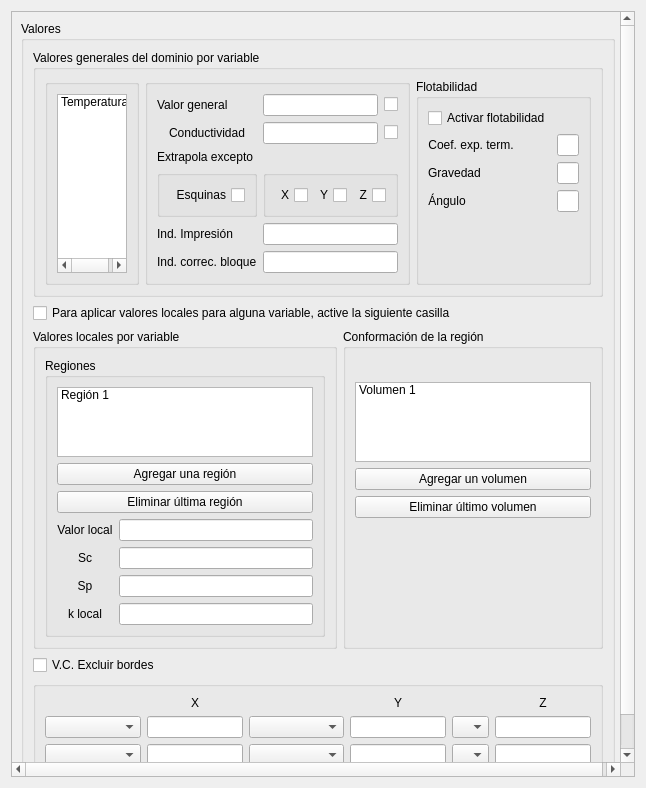
Before: the Qt Designer form values_window/ui/values_window.ui in luisdavidrodm/PrePRODIC3D, drawn with Qt 5.
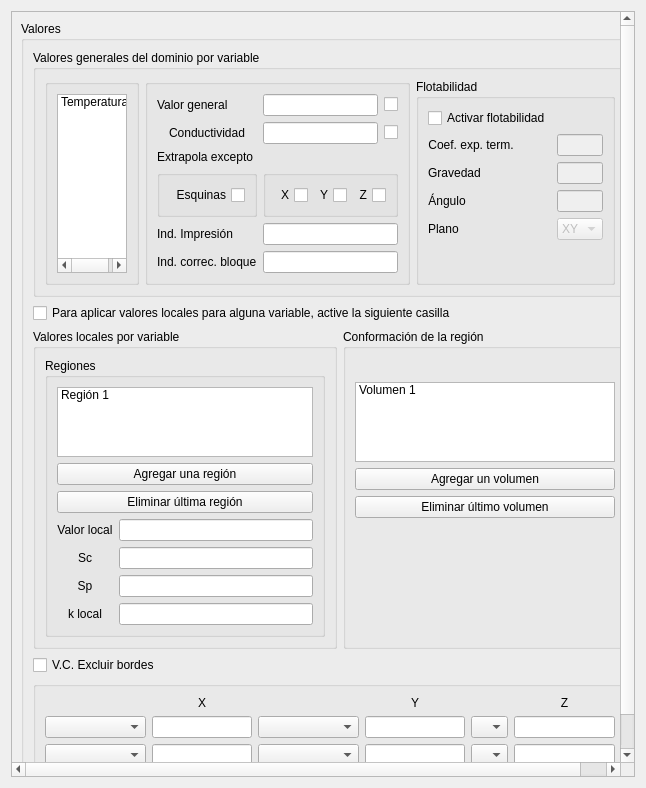
After: the same form once the commit is applied.

The edit to the form file:
```diff
--- a/values_window/ui/values_window.ui
+++ b/values_window/ui/values_window.ui
@@ -219,7 +219,11 @@
                  </widget>
                 </item>
                 <item row="1" column="1">
-                 <widget class="QLineEdit" name="lineEdit_3"/>
+                 <widget class="QLineEdit" name="le_therm_exp_coef">
+                  <property name="enabled">
+                   <bool>false</bool>
+                  </property>
+                 </widget>
                 </item>
                 <item row="2" column="0">
                  <widget class="QLabel" name="label_4">
@@ -232,7 +236,11 @@
                  </widget>
                 </item>
                 <item row="2" column="1">
-                 <widget class="QLineEdit" name="lineEdit_4"/>
+                 <widget class="QLineEdit" name="le_gravity">
+                  <property name="enabled">
+                   <bool>false</bool>
+                  </property>
+                 </widget>
                 </item>
                 <item row="3" column="0">
                  <widget class="QLabel" name="label_5">
@@ -245,7 +253,11 @@
                  </widget>
                 </item>
                 <item row="3" column="1">
-                 <widget class="QLineEdit" name="lineEdit_5"/>
+                 <widget class="QLineEdit" name="le_angle">
+                  <property name="enabled">
+                   <bool>false</bool>
+                  </property>
+                 </widget>
                 </item>
                 <item row="0" column="0">
                  <widget class="QCheckBox" name="checkBox">
@@ -254,6 +266,35 @@
                   </property>
                  </widget>
                 </item>
+                <item row="4" column="0">
+                 <widget class="QLabel" name="label_10">
+                  <property name="text">
+                   <string>Plano</string>
+                  </property>
+                 </widget>
+                </item>
+                <item row="4" column="1">
+                 <widget class="QComboBox" name="cb_plane">
+                  <property name="enabled">
+                   <bool>false</bool>
+                  </property>
+                  <item>
+                   <property name="text">
+                    <string>XY</string>
+                   </property>
+                  </item>
+                  <item>
+                   <property name="text">
+                    <string>YZ</string>
+                   </property>
+                  </item>
+                  <item>
+                   <property name="text">
+                    <string>XZ</string>
+                   </property>
+                  </item>
+                 </widget>
+                </item>
                </layout>
               </widget>
              </item>
```
Left out of the diff: 2 changed lines with no effect on the pictures.
